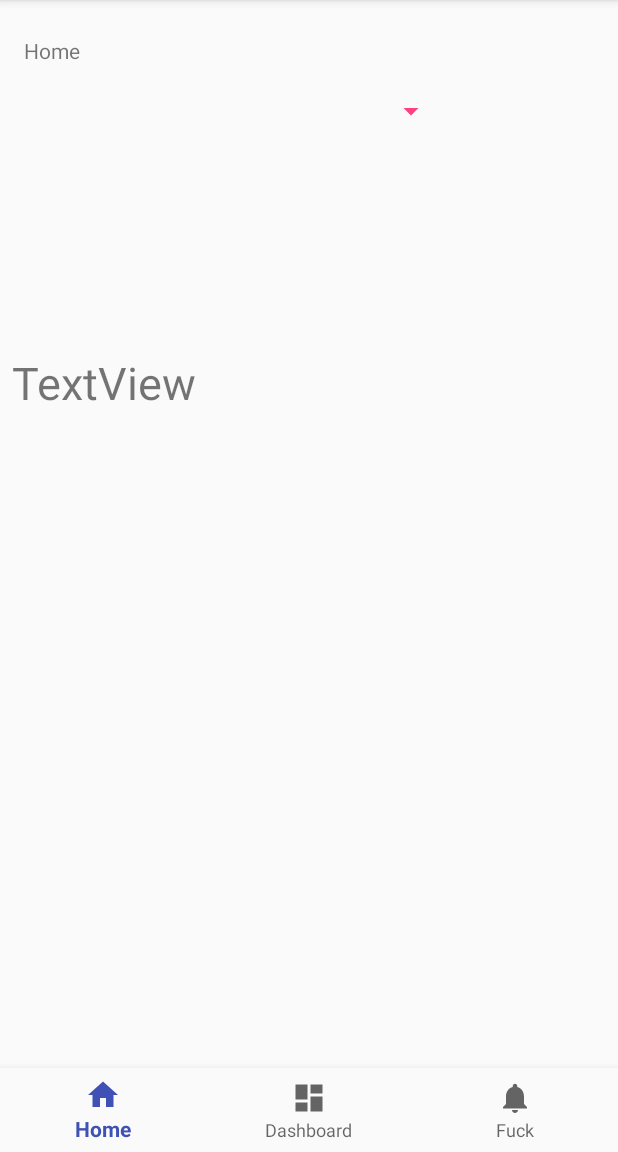
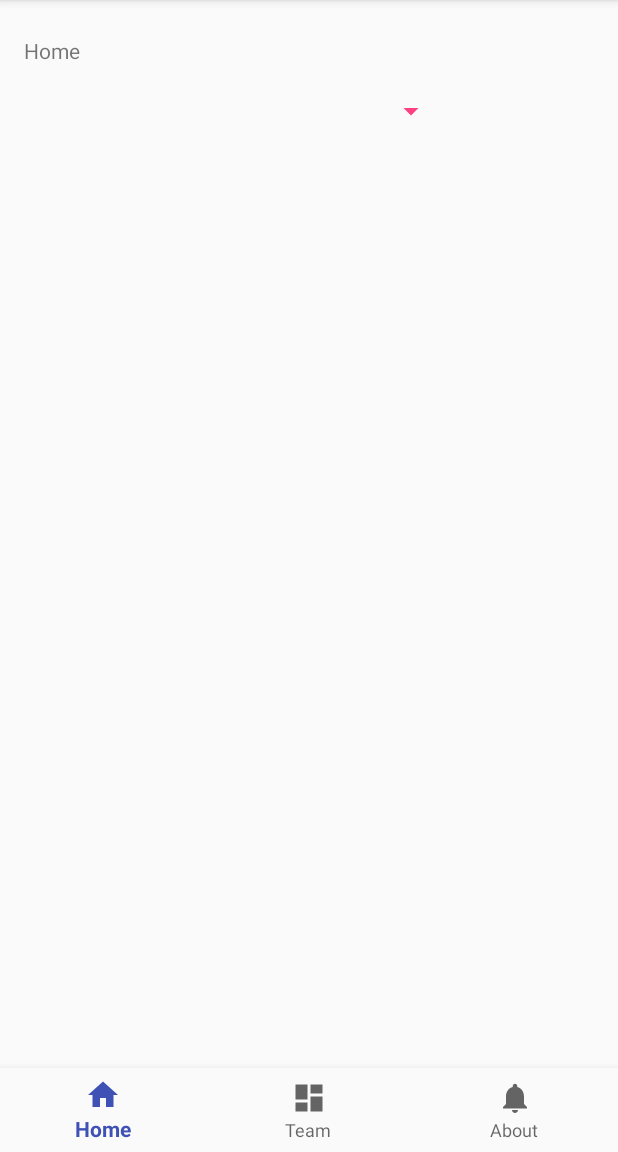
Before and after one commit to QiyuanXu6/FIFA-18-Assistant-android-app, an Android app: the screen it shows after launch (Main2Activity), on a phone screen of 412 x 824 dp, the part 84-1236 px from its top. Run offline under Robolectric (Android 15) with nearby library versions, the phone set to English and light mode, and no system bars; our stand-ins replace Picasso; pictures from the network do not load.

Commit message:
add team in the bottom

```diff
--- a/app/src/main/java/com/example/lizhao/myfirstapplication/DisplayMessageActivity.java
+++ b/app/src/main/java/com/example/lizhao/myfirstapplication/DisplayMessageActivity.java
@@ -15,10 +15,10 @@ public class DisplayMessageActivity extends AppCompatActivity {
 
         // Get the Intent that started this activity and extract the string
         Intent intent = getIntent();
-        String message = intent.getStringExtra(MainActivity.EXTRA_MESSAGE);
+        //String message = intent.getStringExtra(MainActivity.EXTRA_MESSAGE);
 
         // Capture the layout's TextView and set the string as its text
         TextView textView = (TextView) findViewById(R.id.textView2);
-        textView.setText(message);
+        textView.setText("Teams Display");
     }
 }
--- a/app/src/main/res/layout/activity_main2.xml
+++ b/app/src/main/res/layout/activity_main2.xml
@@ -65,20 +65,31 @@
         android:layout_height="67dp"
         android:layout_marginStart="8dp"
         android:layout_marginTop="8dp"
-        android:text="TextView"
         android:textSize="30sp"
         app:layout_constraintStart_toStartOf="parent"
         app:layout_constraintTop_toBottomOf="@+id/tv2" />
+
+    <TextView
+        android:id="@+id/tv4"
+        android:layout_width="291dp"
+        android:layout_height="67dp"
+        android:layout_marginStart="8dp"
+        android:layout_marginTop="8dp"
+        android:textSize="30sp"
+        app:layout_constraintStart_toStartOf="parent"
+        app:layout_constraintTop_toBottomOf="@+id/tv3" />
 
 
     <ImageView
         android:id="@+id/tou"
         android:layout_width="74dp"
         android:layout_height="65dp"
+        android:layout_marginLeft="16dp"
         android:layout_marginStart="8dp"
         android:layout_marginTop="8dp"
+        app:layout_constraintLeft_toLeftOf="parent"
         app:layout_constraintStart_toStartOf="parent"
-        app:layout_constraintTop_toBottomOf="@+id/tv3" />
+        app:layout_constraintTop_toBottomOf="@+id/tv4" />
 
 
 </android.support.constraint.ConstraintLayout>
--- a/app/src/main/res/values/strings.xml
+++ b/app/src/main/res/values/strings.xml
@@ -4,6 +4,6 @@
     <string name="button_send">Send</string>
     <string name="title_activity_main2">Main2Activity</string>
     <string name="title_home">Home</string>
-    <string name="title_dashboard">Dashboard</string>
-    <string name="title_notifications">Fuck</string>
+    <string name="title_dashboard">Team</string>
+    <string name="title_notifications">About</string>
 </resources>
```
Also changed, not shown: app/src/main/java/com/example/lizhao/myfirstapplication/Main2Activity.java (+19 -2 lines), app/src/main/java/com/example/lizhao/myfirstapplication/Player.java (+11 -4 lines).
